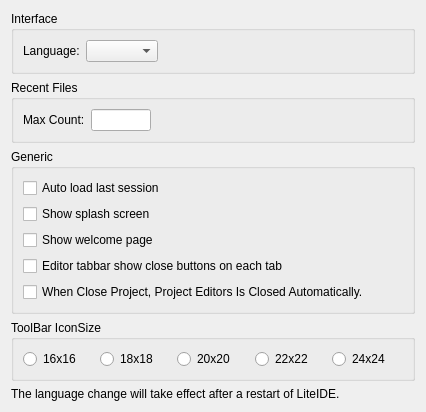
Before: the Qt Designer form liteidex/src/liteapp/liteappoption.ui in visualfc/liteide, drawn with Qt 5.
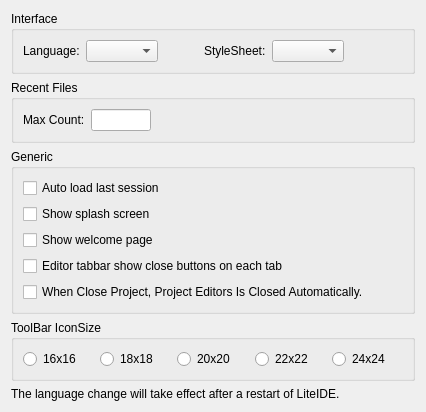
After: the same form once the commit is applied.

Commit message: liteapp: custome qss

What changed in the file:
```diff
--- a/liteidex/src/liteapp/liteappoption.ui
+++ b/liteidex/src/liteapp/liteappoption.ui
@@ -30,6 +30,32 @@
       <item>
        <widget class="QComboBox" name="langComboBox"/>
       </item>
+      <item>
+       <spacer name="horizontalSpacer_3">
+        <property name="orientation">
+         <enum>Qt::Horizontal</enum>
+        </property>
+        <property name="sizeType">
+         <enum>QSizePolicy::Preferred</enum>
+        </property>
+        <property name="sizeHint" stdset="0">
+         <size>
+          <width>40</width>
+          <height>20</height>
+         </size>
+        </property>
+       </spacer>
+      </item>
+      <item>
+       <widget class="QLabel" name="label_4">
+        <property name="text">
+         <string>StyleSheet:</string>
+        </property>
+       </widget>
+      </item>
+      <item>
+       <widget class="QComboBox" name="qssComboBox"/>
+      </item>
       <item>
        <spacer name="horizontalSpacer">
         <property name="orientation">
```
The commit also changes 1 other file.
